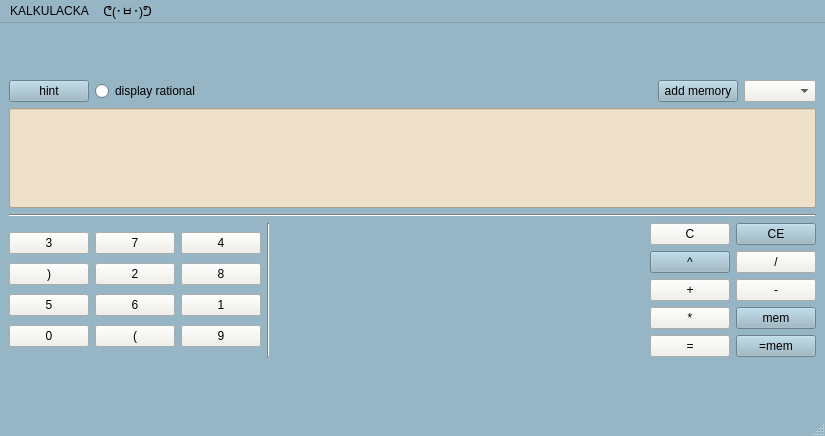
Before: the Qt Designer form HW2/mainwindow.ui in majoporse/showcase, drawn with Qt 5.
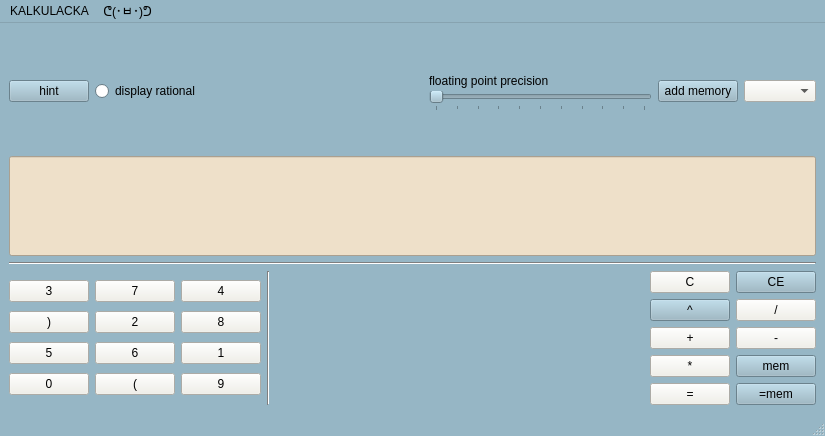
After: the same form once the commit is applied.

The edit to the form file:
```diff
--- a/HW2/mainwindow.ui
+++ b/HW2/mainwindow.ui
@@ -9111,6 +9111,74 @@
               </property>
              </spacer>
             </item>
+            <item>
+             <layout class="QVBoxLayout" name="verticalLayout_2">
+              <property name="spacing">
+               <number>0</number>
+              </property>
+              <item>
+               <spacer name="verticalSpacer">
+                <property name="orientation">
+                 <enum>Qt::Vertical</enum>
+                </property>
+                <property name="sizeHint" stdset="0">
+                 <size>
+                  <width>20</width>
+                  <height>40</height>
+                 </size>
+                </property>
+               </spacer>
+              </item>
+              <item>
+               <widget class="QLabel" name="label">
+                <property name="sizePolicy">
+                 <sizepolicy hsizetype="Expanding" vsizetype="Maximum">
+                  <horstretch>0</horstretch>
+                  <verstretch>0</verstretch>
+                 </sizepolicy>
+                </property>
+                <property name="minimumSize">
+                 <size>
+                  <width>0</width>
+                  <height>20</height>
+                 </size>
+                </property>
+                <property name="text">
+                 <string>floating point precision</string>
+                </property>
+               </widget>
+              </item>
+              <item>
+               <widget class="QSlider" name="horizontalSlider">
+                <property name="maximum">
+                 <number>10</number>
+                </property>
+                <property name="orientation">
+                 <enum>Qt::Horizontal</enum>
+                </property>
+                <property name="invertedControls">
+                 <bool>false</bool>
+                </property>
+                <property name="tickPosition">
+                 <enum>QSlider::TicksBelow</enum>
+                </property>
+               </widget>
+              </item>
+              <item>
+               <spacer name="verticalSpacer_2">
+                <property name="orientation">
+                 <enum>Qt::Vertical</enum>
+                </property>
+                <property name="sizeHint" stdset="0">
+                 <size>
+                  <width>20</width>
+                  <height>40</height>
+                 </size>
+                </property>
+               </spacer>
+              </item>
+             </layout>
+            </item>
             <item>
              <widget class="QPushButton" name="buttonAddMem">
               <property name="text">
```
